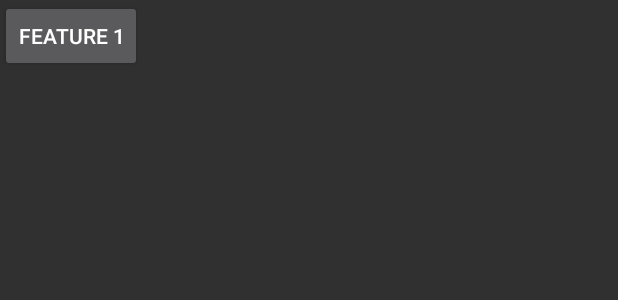
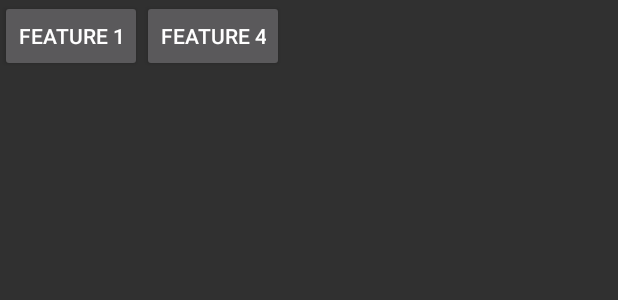
Before and after one commit to crystalDf/GuoLin-Blog-20170412-MyGit, an Android app: the layout activity_main.xml on its own in the app's theme, with its tools: preview values and no code run, on a phone screen of 412 x 824 dp. Shown: the top 300 px of the screen. Run offline under Robolectric (Android 15) with nearby library versions, the phone set to English and light mode, and no system bars.

Commit message:
add feature-4 on master

```diff
--- a/app/src/main/res/layout/activity_main.xml
+++ b/app/src/main/res/layout/activity_main.xml
@@ -10,4 +10,10 @@
         android:layout_height="wrap_content"
         android:text="@string/feature_1"/>
 
+    <Button
+        android:id="@+id/feature_4"
+        android:layout_width="wrap_content"
+        android:layout_height="wrap_content"
+        android:text="@string/feature_4"/>
+
 </LinearLayout>
--- a/app/src/main/res/values/strings.xml
+++ b/app/src/main/res/values/strings.xml
@@ -3,4 +3,5 @@
     <string name="feature_1">Feature 1</string>
     <string name="feature_4">Feature 4</string>
     <string name="feature_1_display">World Hello</string>
+    <string name="feature_4_display">Hello Star</string>
 </resources>
```
Also changed, not shown: app/src/main/java/com/star/mygit/MainActivity.java (+14 -0 lines).
